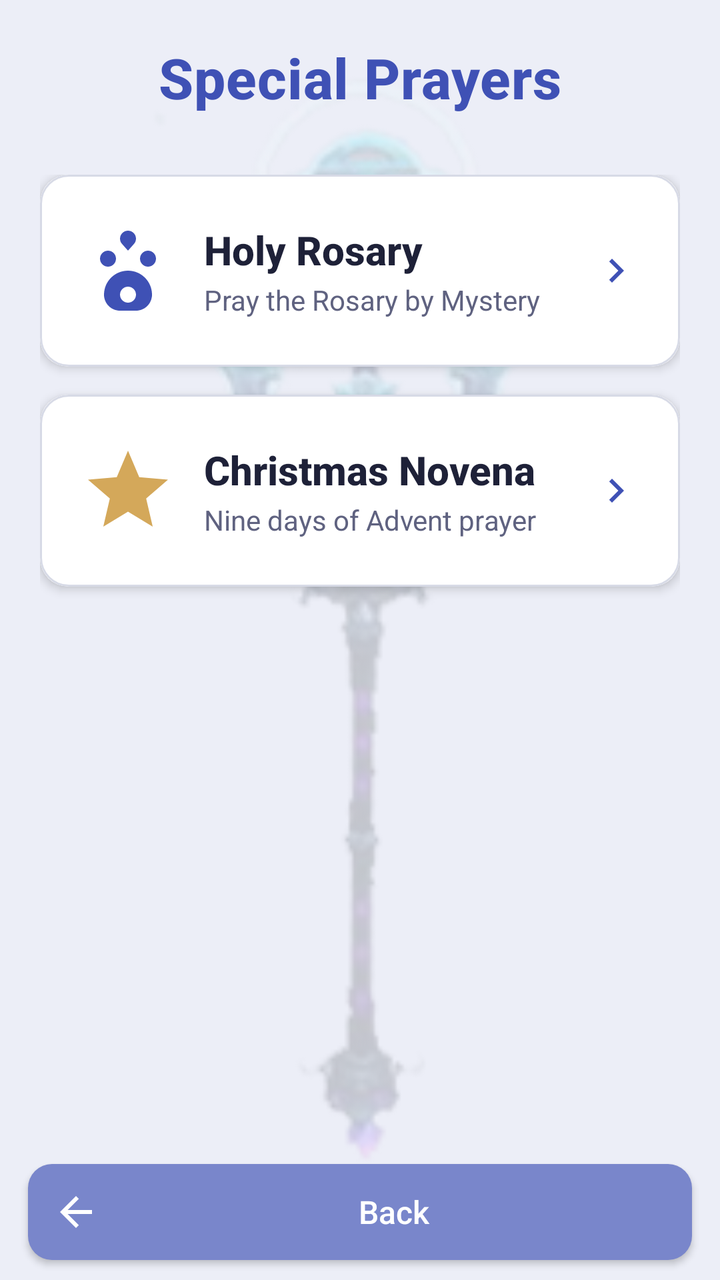
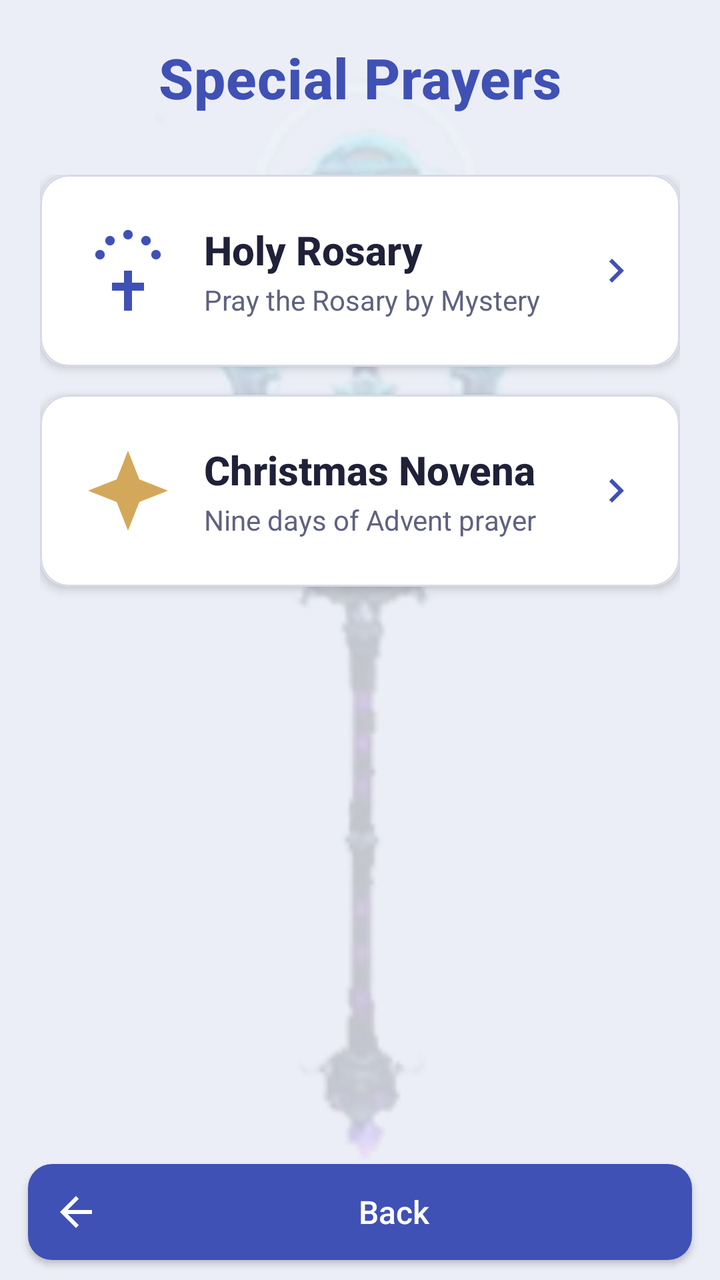

Two renders of the same Android screen: before a commit and after it. Below are the layout's source before the change and the commit's diff.
<!-- AndroidManifest.xml: application theme AppTheme -->
<!-- res/layout/special_prayers_activity.xml -->
<?xml version="1.0" encoding="utf-8"?>
<androidx.constraintlayout.widget.ConstraintLayout xmlns:android="http://schemas.android.com/apk/res/android"
    xmlns:app="http://schemas.android.com/apk/res-auto"
    xmlns:tools="http://schemas.android.com/tools"
    android:layout_width="match_parent"
    android:layout_height="match_parent"
    android:background="@color/colorBackground"
    tools:context="com.prayers.app.activity.SpecialPrayersActivity">

    <ImageView
        android:id="@+id/special_prayers_background"
        android:layout_width="0dp"
        android:layout_height="0dp"
        android:adjustViewBounds="true"
        android:alpha="0.18"
        android:contentDescription="@null"
        android:scaleType="centerCrop"
        app:layout_constraintBottom_toBottomOf="parent"
        app:layout_constraintEnd_toEndOf="parent"
        app:layout_constraintStart_toStartOf="parent"
        app:layout_constraintTop_toTopOf="parent"
        app:srcCompat="@mipmap/tuure_vert" />

    <TextView
        android:id="@+id/title_special_prayers"
        style="@style/ScreenTitle"
        android:layout_width="match_parent"
        android:layout_height="wrap_content"
        android:layout_marginStart="@dimen/margin_15"
        android:layout_marginTop="@dimen/margin_20"
        android:layout_marginEnd="@dimen/margin_15"
        android:gravity="center"
        android:text="@string/title_special_prayers"
        android:textAlignment="center"
        app:layout_constraintEnd_toEndOf="parent"
        app:layout_constraintStart_toStartOf="parent"
        app:layout_constraintTop_toTopOf="parent" />

    <ScrollView
        android:layout_width="match_parent"
        android:layout_height="0dp"
        android:layout_marginTop="@dimen/margin_20"
        android:fillViewport="true"
        app:layout_constraintBottom_toTopOf="@+id/btn_prev"
        app:layout_constraintEnd_toEndOf="parent"
        app:layout_constraintStart_toStartOf="parent"
        app:layout_constraintTop_toBottomOf="@+id/title_special_prayers">

        <LinearLayout
            android:layout_width="match_parent"
            android:layout_height="wrap_content"
            android:orientation="vertical"
            android:paddingStart="@dimen/margin_20"
            android:paddingTop="@dimen/margin_10"
            android:paddingEnd="@dimen/margin_20"
            android:paddingBottom="@dimen/margin_20">

            <androidx.cardview.widget.CardView
                android:layout_width="match_parent"
                android:layout_height="wrap_content"
                android:layout_marginBottom="@dimen/margin_15"
                app:cardBackgroundColor="@color/colorSurface"
                app:cardCornerRadius="@dimen/card_radius"
                app:cardElevation="@dimen/card_elevation">

                <LinearLayout
                    android:id="@+id/btn_rosary"
                    android:layout_width="match_parent"
                    android:layout_height="wrap_content"
                    android:background="@drawable/card_clickable_bg"
                    android:clickable="true"
                    android:focusable="true"
                    android:gravity="center_vertical"
                    android:minHeight="96dp"
                    android:orientation="horizontal"
                    android:padding="@dimen/margin_20">

                    <ImageView
                        android:layout_width="48dp"
                        android:layout_height="48dp"
                        android:contentDescription="@null"
                        android:src="@drawable/ic_rosary" />

                    <LinearLayout
                        android:layout_width="0dp"
                        android:layout_height="wrap_content"
                        android:layout_marginStart="@dimen/margin_15"
                        android:layout_weight="1"
                        android:orientation="vertical">

                        <TextView
                            style="@style/CardTitle"
                            android:layout_width="match_parent"
                            android:layout_height="wrap_content"
                            android:text="@string/title_rosary" />

                        <TextView
                            style="@style/CardSubtitle"
                            android:layout_width="match_parent"
                            android:layout_height="wrap_content"
                            android:layout_marginTop="@dimen/margin_2"
                            android:text="@string/txt_card_rosary" />
                    </LinearLayout>

                    <ImageView
                        android:layout_width="24dp"
                        android:layout_height="24dp"
                        android:contentDescription="@null"
                        android:src="@drawable/ic_chevron_right" />
                </LinearLayout>
            </androidx.cardview.widget.CardView>

            <androidx.cardview.widget.CardView
                android:layout_width="match_parent"
                android:layout_height="wrap_content"
                android:layout_marginBottom="@dimen/margin_15"
                app:cardBackgroundColor="@color/colorSurface"
                app:cardCornerRadius="@dimen/card_radius"
                app:cardElevation="@dimen/card_elevation">

                <LinearLayout
                    android:id="@+id/btn_ninth"
                    android:layout_width="match_parent"
                    android:layout_height="wrap_content"
                    android:background="@drawable/card_clickable_bg"
                    android:clickable="true"
                    android:focusable="true"
                    android:gravity="center_vertical"
                    android:minHeight="96dp"
                    android:orientation="horizontal"
                    android:padding="@dimen/margin_20">

                    <ImageView
                        android:layout_width="48dp"
                        android:layout_height="48dp"
                        android:contentDescription="@null"
                        android:src="@drawable/ic_star" />

                    <LinearLayout
                        android:layout_width="0dp"
                        android:layout_height="wrap_content"
                        android:layout_marginStart="@dimen/margin_15"
                        android:layout_weight="1"
                        android:orientation="vertical">

                        <TextView
                            style="@style/CardTitle"
                            android:layout_width="match_parent"
                            android:layout_height="wrap_content"
                            android:text="@string/title_ninth" />

                        <TextView
                            style="@style/CardSubtitle"
                            android:layout_width="match_parent"
                            android:layout_height="wrap_content"
                            android:layout_marginTop="@dimen/margin_2"
                            android:text="@string/txt_card_ninth" />
                    </LinearLayout>

                    <ImageView
                        android:layout_width="24dp"
                        android:layout_height="24dp"
                        android:contentDescription="@null"
                        android:src="@drawable/ic_chevron_right" />
                </LinearLayout>
            </androidx.cardview.widget.CardView>
        </LinearLayout>
    </ScrollView>

    <Button
        android:id="@+id/btn_prev"
        style="@style/PrayerButton.Light"
        android:layout_width="0dp"
        android:layout_height="wrap_content"
        android:layout_marginStart="@dimen/margin_15"
        android:layout_marginEnd="@dimen/margin_15"
        android:layout_marginBottom="@dimen/margin_10"
        android:drawableStart="@drawable/ic_arrow_back"
        android:drawablePadding="@dimen/margin_10"
        android:gravity="center"
        android:text="@string/txt_prev"
        app:layout_constraintBottom_toBottomOf="parent"
        app:layout_constraintEnd_toEndOf="parent"
        app:layout_constraintStart_toStartOf="parent" />
</androidx.constraintlayout.widget.ConstraintLayout>
<!-- resources referenced by this layout -->
<resources>
  <color name="colorBackground">#ECEEF7</color>
  <color name="colorSurface">#FFFFFF</color>
  <dimen name="card_elevation">3dp</dimen>
  <dimen name="card_radius">14dp</dimen>
  <dimen name="margin_10">10dp</dimen>
  <dimen name="margin_15">14dp</dimen>
  <dimen name="margin_2">2dp</dimen>
  <dimen name="margin_20">20dp</dimen>
  <!-- drawable ic_rosary (drawable) -->
  <vector xmlns:android="http://schemas.android.com/apk/res/android"
      android:width="32dp"
      android:height="32dp"
      android:tint="@color/colorPrimary"
      android:viewportWidth="24"
      android:viewportHeight="24">
      <path
          android:fillColor="#FFFFFFFF"
          android:pathData="M12,2c-1.1,0 -2,0.9 -2,2c0,0.55 0.22,1.04 0.59,1.41L12,7l1.41,-1.59C13.78,5.04 14,4.55 14,4C14,2.9 13.1,2 12,2zM7,7c-1.1,0 -2,0.9 -2,2s0.9,2 2,2s2,-0.9 2,-2S8.1,7 7,7zM17,7c-1.1,0 -2,0.9 -2,2s0.9,2 2,2s2,-0.9 2,-2S18.1,7 17,7zM12,12c-3.31,0 -6,2.69 -6,6c0,2.21 1.79,4 4,4h4c2.21,0 4,-1.79 4,-4C18,14.69 15.31,12 12,12zM12,20c-1.1,0 -2,-0.9 -2,-2s0.9,-2 2,-2s2,0.9 2,2S13.1,20 12,20z" />
  </vector>
  <!-- drawable ic_star (drawable) -->
  <vector xmlns:android="http://schemas.android.com/apk/res/android"
      android:width="32dp"
      android:height="32dp"
      android:tint="@color/colorAccent"
      android:viewportWidth="24"
      android:viewportHeight="24">
      <path
          android:fillColor="#FFFFFFFF"
          android:pathData="M12,17.27L18.18,21l-1.64,-7.03L22,9.24l-7.19,-0.61L12,2 9.19,8.63 2,9.24l5.46,4.73L5.82,21z" />
  </vector>
  <string name="txt_prev">Back</string>
  <style name="PrayerButton.Light">
          <item name="android:background">@drawable/light</item>
      </style>
  <color name="colorPrimary">#3F51B5</color>
  <color name="colorDivider">#D7DAE6</color>
  <color name="colorText">#FFFFFF</color>
  <color name="colorAccent">#D4A85A</color>
  <color name="colorOnSurface">#1E2138</color>
  <!-- drawable light (drawable) -->
  <?xml version="1.0" encoding="utf-8"?>
  <ripple xmlns:android="http://schemas.android.com/apk/res/android"
      android:color="@color/colorRipple">
      <item>
          <selector>
              <item android:state_pressed="true">
                  <shape android:shape="rectangle">
                      <corners android:radius="@dimen/button_corner_radius" />
                      <solid android:color="@color/colorButtonSecondaryPressed" />
                  </shape>
              </item>
              <item android:state_enabled="false">
                  <shape android:shape="rectangle">
                      <corners android:radius="@dimen/button_corner_radius" />
                      <solid android:color="@color/colorDivider" />
                  </shape>
              </item>
              <item>
                  <shape android:shape="rectangle">
                      <corners android:radius="@dimen/button_corner_radius" />
                      <solid android:color="@color/colorButtonSecondary" />
                  </shape>
              </item>
          </selector>
      </item>
  </ripple>
  <color name="colorRipple">#33FFFFFF</color>
  <color name="colorButtonSecondaryPressed">#5C6BC0</color>
  <color name="colorButtonSecondary">#7986CB</color>
  <!-- unchanged entries left out for length: 21 -->
</resources>

<!-- the commit's change to res/layout/special_prayers_activity.xml (unified diff, before → after) -->
@@ -134,7 +134,7 @@
                         android:layout_width="48dp"
                         android:layout_height="48dp"
                         android:contentDescription="@null"
-                        android:src="@drawable/ic_star" />
+                        android:src="@drawable/ic_christmas_star" />
 
                     <LinearLayout
                         android:layout_width="0dp"
@@ -169,7 +169,7 @@
 
     <Button
         android:id="@+id/btn_prev"
-        style="@style/PrayerButton.Light"
+        style="@style/PrayerButton"
         android:layout_width="0dp"
         android:layout_height="wrap_content"
         android:layout_marginStart="@dimen/margin_15"
<!-- resource entries referenced after the edit -->
@@ -8,6 +8,17 @@
   <dimen name="margin_15">14dp</dimen>
   <dimen name="margin_2">2dp</dimen>
   <dimen name="margin_20">20dp</dimen>
+  <!-- drawable ic_christmas_star (drawable) -->
+  <vector xmlns:android="http://schemas.android.com/apk/res/android"
+      android:width="32dp"
+      android:height="32dp"
+      android:tint="@color/colorAccent"
+      android:viewportWidth="24"
+      android:viewportHeight="24">
+      <path
+          android:fillColor="#FFFFFFFF"
+          android:pathData="M12,2 L14.83,9.17 L22,12 L14.83,14.83 L12,22 L9.17,14.83 L2,12 L9.17,9.17 Z" />
+  </vector>
   <!-- drawable ic_rosary (drawable) -->
   <vector xmlns:android="http://schemas.android.com/apk/res/android"
       android:width="32dp"
@@ -17,29 +28,28 @@
       android:viewportHeight="24">
       <path
           android:fillColor="#FFFFFFFF"
-          android:pathData="M12,2c-1.1,0 -2,0.9 -2,2c0,0.55 0.22,1.04 0.59,1.41L12,7l1.41,-1.59C13.78,5.04 14,4.55 14,4C14,2.9 13.1,2 12,2zM7,7c-1.1,0 -2,0.9 -2,2s0.9,2 2,2s2,-0.9 2,-2S8.1,7 7,7zM17,7c-1.1,0 -2,0.9 -2,2s0.9,2 2,2s2,-0.9 2,-2S18.1,7 17,7zM12,12c-3.31,0 -6,2.69 -6,6c0,2.21 1.79,4 4,4h4c2.21,0 4,-1.79 4,-4C18,14.69 15.31,12 12,12zM12,20c-1.1,0 -2,-0.9 -2,-2s0.9,-2 2,-2s2,0.9 2,2S13.1,20 12,20z" />
-  </vector>
-  <!-- drawable ic_star (drawable) -->
-  <vector xmlns:android="http://schemas.android.com/apk/res/android"
-      android:width="32dp"
-      android:height="32dp"
-      android:tint="@color/colorAccent"
-      android:viewportWidth="24"
-      android:viewportHeight="24">
-      <path
-          android:fillColor="#FFFFFFFF"
-          android:pathData="M12,17.27L18.18,21l-1.64,-7.03L22,9.24l-7.19,-0.61L12,2 9.19,8.63 2,9.24l5.46,4.73L5.82,21z" />
+          android:pathData="M5,8 m-1.2,0 a 1.2,1.2 0 1,0 2.4,0 a 1.2,1.2 0 1,0 -2.4,0 Z M7.5,4.5 m-1.2,0 a 1.2,1.2 0 1,0 2.4,0 a 1.2,1.2 0 1,0 -2.4,0 Z M12,3 m-1.2,0 a 1.2,1.2 0 1,0 2.4,0 a 1.2,1.2 0 1,0 -2.4,0 Z M16.5,4.5 m-1.2,0 a 1.2,1.2 0 1,0 2.4,0 a 1.2,1.2 0 1,0 -2.4,0 Z M19,8 m-1.2,0 a 1.2,1.2 0 1,0 2.4,0 a 1.2,1.2 0 1,0 -2.4,0 Z M11,12 H13 V15 H16 V17 H13 V22 H11 V17 H8 V15 H11 Z" />
   </vector>
   <string name="txt_prev">Back</string>
-  <style name="PrayerButton.Light">
-          <item name="android:background">@drawable/light</item>
+  <style name="PrayerButton" parent="Widget.AppCompat.Button">
+          <item name="android:background">@drawable/round</item>
+          <item name="android:textColor">@color/colorText</item>
+          <item name="android:textSize">@dimen/text_size_button</item>
+          <item name="android:minHeight">@dimen/button_min_height</item>
+          <item name="android:textAllCaps">false</item>
+          <item name="android:fontFamily">sans-serif-medium</item>
+          <item name="android:paddingLeft">@dimen/button_padding</item>
+          <item name="android:paddingRight">@dimen/button_padding</item>
+          <item name="android:paddingTop">@dimen/margin_5</item>
+          <item name="android:paddingBottom">@dimen/margin_5</item>
+          <item name="android:elevation">2dp</item>
       </style>
   <color name="colorPrimary">#3F51B5</color>
   <color name="colorDivider">#D7DAE6</color>
   <color name="colorText">#FFFFFF</color>
   <color name="colorAccent">#D4A85A</color>
   <color name="colorOnSurface">#1E2138</color>
-  <!-- drawable light (drawable) -->
+  <!-- drawable round (drawable) -->
   <?xml version="1.0" encoding="utf-8"?>
   <ripple xmlns:android="http://schemas.android.com/apk/res/android"
       android:color="@color/colorRipple">
@@ -48,7 +58,7 @@
               <item android:state_pressed="true">
                   <shape android:shape="rectangle">
                       <corners android:radius="@dimen/button_corner_radius" />
-                      <solid android:color="@color/colorButtonSecondaryPressed" />
+                      <solid android:color="@color/colorButtonPrimaryPressed" />
                   </shape>
               </item>
               <item android:state_enabled="false">
@@ -60,15 +70,19 @@
               <item>
                   <shape android:shape="rectangle">
                       <corners android:radius="@dimen/button_corner_radius" />
-                      <solid android:color="@color/colorButtonSecondary" />
+                      <solid android:color="@color/colorButtonPrimary" />
                   </shape>
               </item>
           </selector>
       </item>
   </ripple>
+  <dimen name="text_size_button">16sp</dimen>
+  <dimen name="button_min_height">48dp</dimen>
+  <dimen name="button_padding">12dp</dimen>
+  <dimen name="margin_5">6dp</dimen>
   <color name="colorRipple">#33FFFFFF</color>
-  <color name="colorButtonSecondaryPressed">#5C6BC0</color>
-  <color name="colorButtonSecondary">#7986CB</color>
+  <color name="colorButtonPrimaryPressed">#2C3D8E</color>
+  <color name="colorButtonPrimary">#3F51B5</color>
   <!-- unchanged entries left out for length: 21 -->
 </resources>
 
